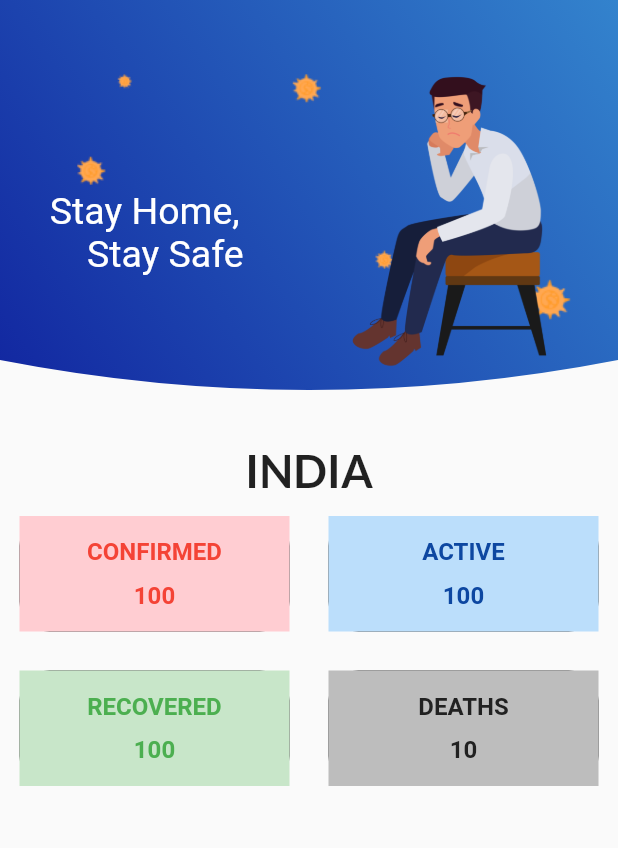
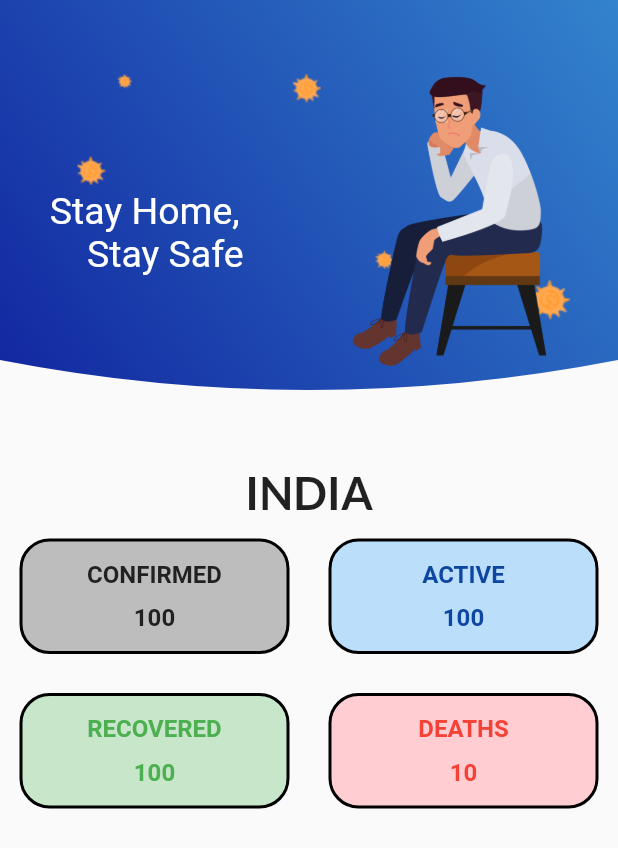
Before and after one commit to Ryan-0207/CovidTracker, a Flutter app: the screen it shows after launch, on a phone screen of 412 x 824 dp. Shown: the top 848 px of the screen. Run offline on Flutter 3.47's test engine with Material 2 defaults, Android fonts, the phone set to English and light mode, and no system bars; our stand-ins replace google_fonts.

Commit message:
Boxes added

```diff
--- a/lib/HomePage.dart
+++ b/lib/HomePage.dart
@@ -81,7 +81,7 @@ class _homepageState extends State<homepage> {
                   ),
                 ),
               ),
-              SizedBox(height: 15),
+              SizedBox(height: 30),
               Container(
                   child: Column(children: [
                 Text("INDIA",
@@ -95,8 +95,8 @@ class _homepageState extends State<homepage> {
                   children: <Widget>[
                     StatusPanel(
                       title: 'CONFIRMED',
-                      panelColor: Colors.red[100],
-                      textColor: Colors.red,
+                      panelColor: Colors.grey[400],
+                      textColor: Colors.grey[900],
                       count: '100',
                     ),
                     StatusPanel(
@@ -113,8 +113,8 @@ class _homepageState extends State<homepage> {
                     ),
                     StatusPanel(
                       title: 'DEATHS',
-                      panelColor: Colors.grey[400],
-                      textColor: Colors.grey[900],
+                      panelColor: Colors.red[100],
+                      textColor: Colors.red,
                       count: '10',
                     ),
                   ],
@@ -162,13 +162,15 @@ class StatusPanel extends StatelessWidget {
 
     return Padding(
       padding: const EdgeInsets.all(8.0),
-      child: Container(decoration: BoxDecoration(
+      child: Container(
+        decoration: BoxDecoration(
           border: Border.all(width: 2, color: Colors.black),
-                      borderRadius: BorderRadius.circular(20)),
+          borderRadius: BorderRadius.circular(20),
+          color: panelColor,
+        ),
         margin: EdgeInsets.all(5),
         height: 80,
         width: width / 2,
-        color: panelColor,
         child: Column(
           mainAxisAlignment: MainAxisAlignment.center,
           children: <Widget>[
@@ -176,7 +178,8 @@ class StatusPanel extends StatelessWidget {
               title,
               style: TextStyle(
                   fontWeight: FontWeight.bold, fontSize: 16, color: textColor),
-        ),SizedBox(height:10),
+            ),
+            SizedBox(height: 10),
             Text(
               count,
               style: TextStyle(
```
Also changed, not shown: lib/main.dart (+7 -5 lines), pubspec.lock, 3 other files. Lines whose indentation alone changed are shown as unchanged.
